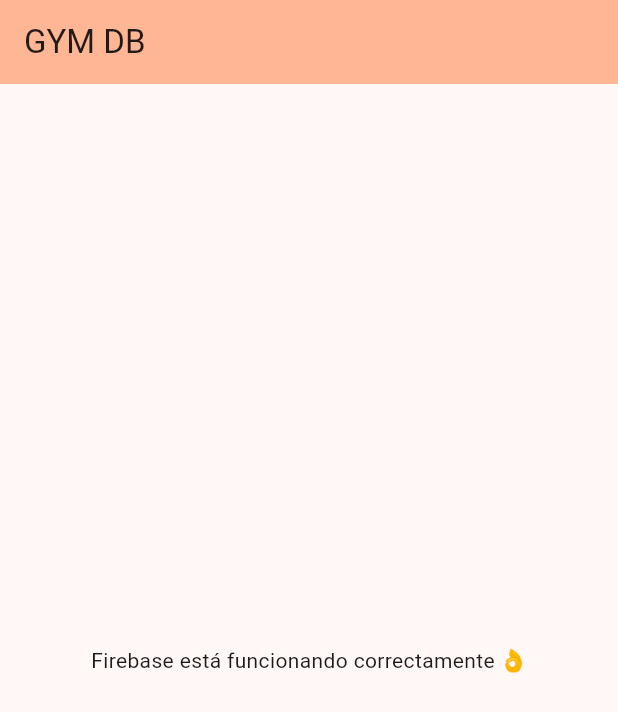
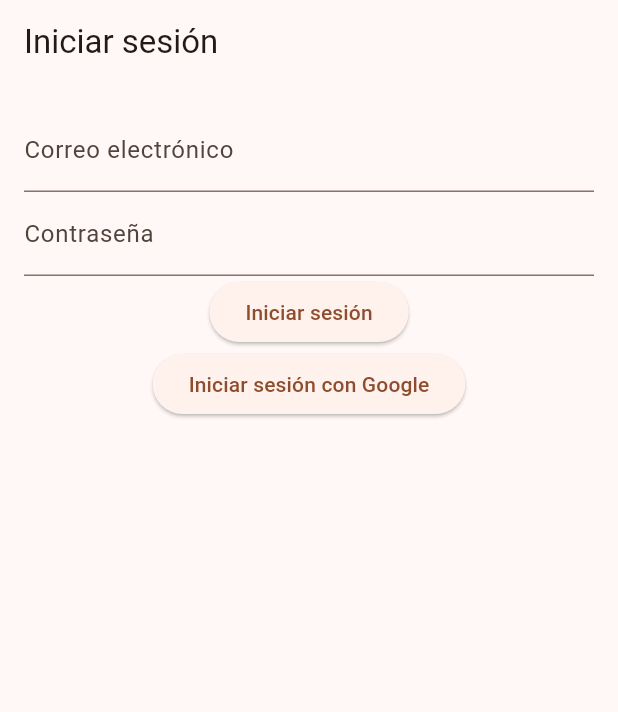
Before and after one commit to CarlosDB17/gym_db, a Flutter app: the screen it shows after launch, on a phone screen of 412 x 824 dp. Shown: the top 712 px of the screen. Run offline on Flutter 3.47's test engine with Material 3 defaults, Android fonts, the phone set to English and light mode, and no system bars; our stand-ins replace firebase_auth, firebase_core, google_sign_in; accounts and stored records are empty.

Commit message:
Actualizar configuración de Firebase y añadir pantallas de inicio de sesión y menú

```diff
--- a/lib/main.dart
+++ b/lib/main.dart
@@ -1,11 +1,11 @@
 import 'package:flutter/material.dart';
 import 'package:firebase_core/firebase_core.dart';
-import 'package:cloud_firestore/cloud_firestore.dart'; // Importamos Firestore
+import 'navigation/app_routes.dart';
 import 'theme/app_colors.dart';
 
 void main() async {
   WidgetsFlutterBinding.ensureInitialized();
-  await Firebase.initializeApp(); // ✅ Inicializamos Firebase
+  await Firebase.initializeApp();
   runApp(const MyApp());
 }
 
@@ -19,61 +19,8 @@ class MyApp extends StatelessWidget {
       theme: ThemeData(
         colorScheme: ColorScheme.fromSeed(seedColor: AppColors.naranjaBrillante),
       ),
-      home: const MyHomePage(title: 'GYM DB'),
+      initialRoute: AppRoutes.login,
+      onGenerateRoute: AppRoutes.generateRoute,
     );
   }
 }
-
-class MyHomePage extends StatefulWidget {
-  const MyHomePage({super.key, required this.title});
-
-  final String title;
-
-  @override
-  State<MyHomePage> createState() => _MyHomePageState();
-}
-
-class _MyHomePageState extends State<MyHomePage> {
-  String firebaseStatus = "Verificando conexión con Firebase...";
-
-  @override
-  void initState() {
-    super.initState();
-    _checkFirebaseConnection();
-  }
-
-  Future<void> _checkFirebaseConnection() async {
-    try {
-      // Intentamos escribir un dato de prueba en Firestore
-      await FirebaseFirestore.instance.collection('test').doc('connection').set({
-        'timestamp': DateTime.now(),
-      });
-
-      setState(() {
-        firebaseStatus = "Firebase está funcionando correctamente 👌";
-      });
-    } catch (e) {
-      setState(() {
-        firebaseStatus = "Error al conectar con Firebase: $e";
-      });
-    }
-  }
-
-  @override
-  Widget build(BuildContext context) {
-    return Scaffold(
-      appBar: AppBar(
-        backgroundColor: Theme.of(context).colorScheme.inversePrimary,
-        title: Text(widget.title),
-      ),
-      body: Center(
-        child: Column(
-          mainAxisAlignment: MainAxisAlignment.center,
-          children: [
-            Text(firebaseStatus), // Mostramos el estado de Firebase
-          ],
-        ),
-      ),
-    );
-  }
-}
--- /dev/null
+++ b/lib/navigation/app_routes.dart
@@ -0,0 +1,19 @@
+import 'package:flutter/material.dart';
+import 'package:gym_db/screens/auth/login_screen.dart';
+import 'package:gym_db/screens/menu/menu_screen.dart';
+
+class AppRoutes {
+  static const String login = '/';
+  static const String menu = '/menu';
+
+  static Route<dynamic> generateRoute(RouteSettings settings) {
+    switch (settings.name) {
+      case login:
+        return MaterialPageRoute(builder: (_) => const LoginScreen());
+      case menu:
+        return MaterialPageRoute(builder: (_) => const MenuScreen());
+      default:
+        return MaterialPageRoute(builder: (_) => const LoginScreen());
+    }
+  }
+}
--- /dev/null
+++ b/lib/screens/auth/login_screen.dart
@@ -0,0 +1,82 @@
+import 'package:flutter/material.dart';
+import 'package:firebase_auth/firebase_auth.dart';
+import 'package:google_sign_in/google_sign_in.dart';
+
+class LoginScreen extends StatefulWidget {
+  const LoginScreen({super.key});
+
+  @override
+  _LoginScreenState createState() => _LoginScreenState();
+}
+
+class _LoginScreenState extends State<LoginScreen> {
+  final TextEditingController _emailController = TextEditingController();
+  final TextEditingController _passwordController = TextEditingController();
+  final FirebaseAuth _auth = FirebaseAuth.instance;
+
+  Future<void> _signInWithEmailPassword() async {
+    try {
+      await _auth.signInWithEmailAndPassword(
+        email: _emailController.text,
+        password: _passwordController.text,
+      );
+      // Redirigir a la pantalla principal
+      Navigator.pushReplacementNamed(context, '/menu');
+    } catch (e) {
+      //print("Error en el inicio de sesión: $e");
+      print("Error en el inicio de sesión: ${e.toString()}");
+
+      ScaffoldMessenger.of(context).showSnackBar(
+        SnackBar(content: Text('Error al iniciar sesión: $e')),
+      );
+    }
+  }
+
+  Future<void> _signInWithGoogle() async {
+    final GoogleSignIn googleSignIn = GoogleSignIn();
+    final GoogleSignInAccount? googleUser = await googleSignIn.signIn();
+    if (googleUser != null) {
+      final GoogleSignInAuthentication googleAuth = await googleUser.authentication;
+      final OAuthCredential credential = GoogleAuthProvider.credential(
+        accessToken: googleAuth.accessToken,
+        idToken: googleAuth.idToken,
+      );
+      await _auth.signInWithCredential(credential);
+      // Redirigir a la pantalla principal
+      Navigator.pushReplacementNamed(context, '/menu');
+    }
+  }
+
+  @override
+  Widget build(BuildContext context) {
+    return Scaffold(
+      appBar: AppBar(
+        title: const Text('Iniciar sesión'),
+      ),
+      body: Padding(
+        padding: const EdgeInsets.all(16.0),
+        child: Column(
+          children: [
+            TextField(
+              controller: _emailController,
+              decoration: const InputDecoration(labelText: 'Correo electrónico'),
+            ),
+            TextField(
+              controller: _passwordController,
+              decoration: const InputDecoration(labelText: 'Contraseña'),
+              obscureText: true,
+            ),
+            ElevatedButton(
+              onPressed: _signInWithEmailPassword,
+              child: const Text('Iniciar sesión'),
+            ),
+            ElevatedButton(
+              onPressed: _signInWithGoogle,
+              child: const Text('Iniciar sesión con Google'),
+            ),
+          ],
+        ),
+      ),
+    );
+  }
+}
--- a/pubspec.yaml
+++ b/pubspec.yaml
@@ -17,6 +17,8 @@ dependencies:
   cupertino_icons: ^1.0.8
   firebase_core: ^3.13.0
   cloud_firestore: ^5.6.6
+  firebase_auth: ^5.5.2
+  google_sign_in: ^6.3.0
 
 dev_dependencies:
   flutter_test:
```
Also changed, not shown: lib/screens/menu/menu_screen.dart (added, +13 -0 lines), pubspec.lock, 6 other files.
